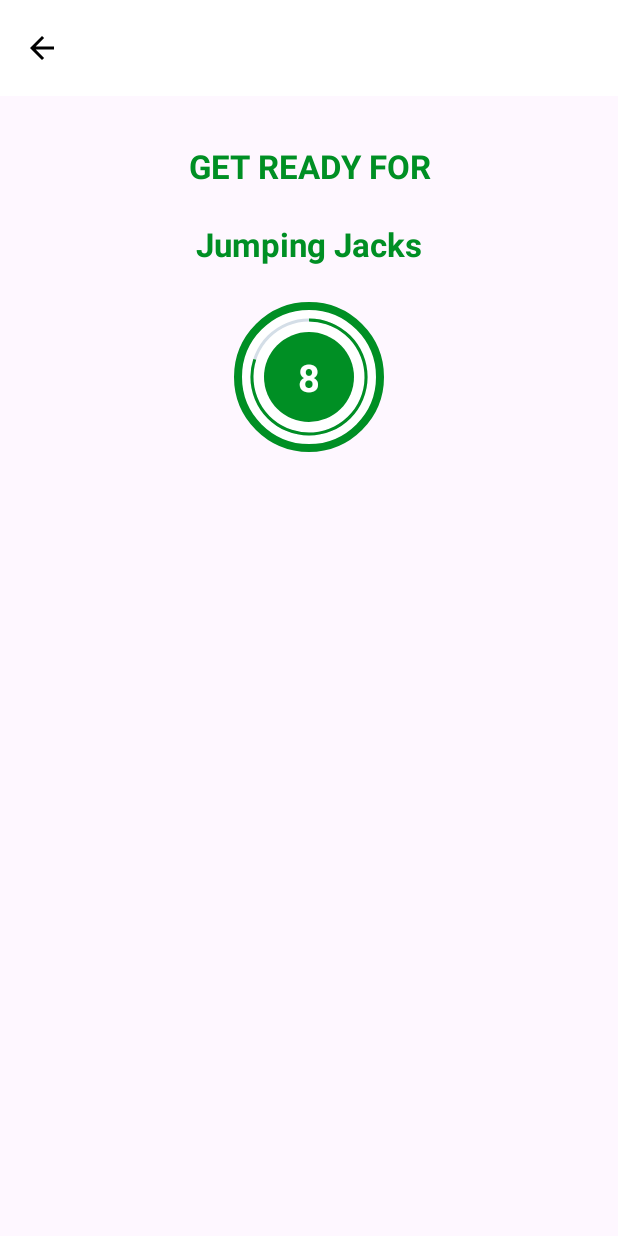
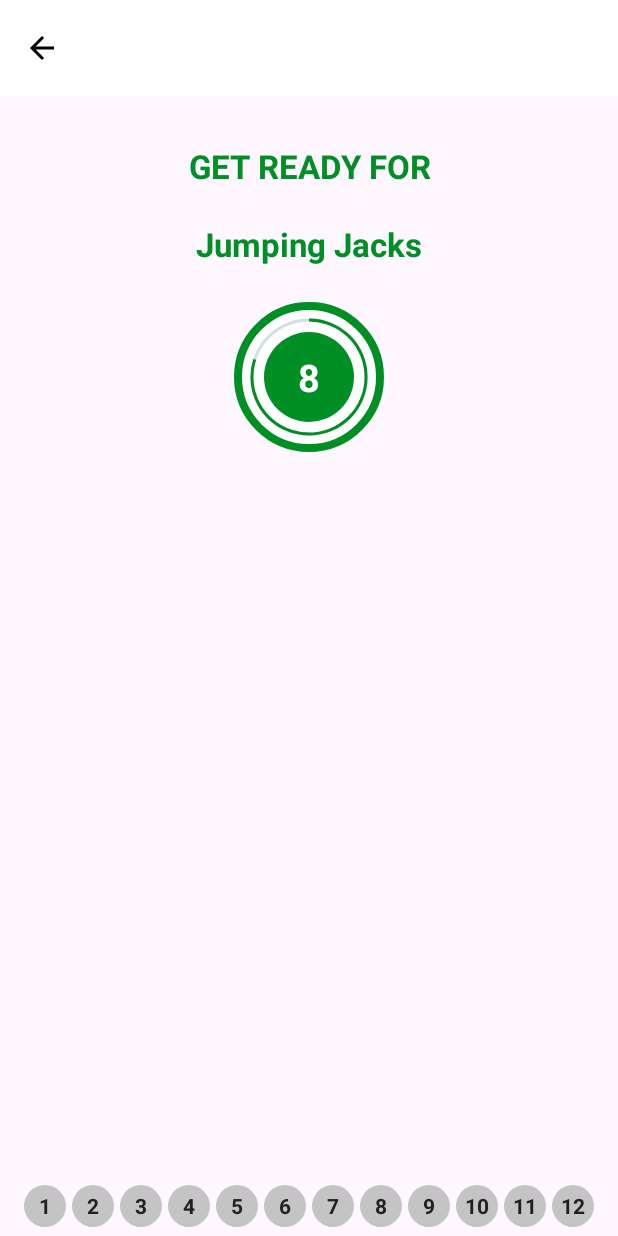
Before and after one commit to georgekouk27/7MinutesWorkout, an Android app: the ExerciseActivity screen opened directly, with no data from a screen before it, on a phone screen of 412 x 824 dp. Run offline under Robolectric (Android 15) with nearby library versions, the phone set to English and light mode, and no system bars.

Commit message:
Add exercises status

```diff
--- a/app/src/main/java/gr/georkouk/a7minutesworkout/ExerciseActivity.kt
+++ b/app/src/main/java/gr/georkouk/a7minutesworkout/ExerciseActivity.kt
@@ -9,6 +9,7 @@ import android.speech.tts.TextToSpeech
 import android.util.Log
 import android.view.View
 import android.widget.Toast
+import androidx.recyclerview.widget.LinearLayoutManager
 import gr.georkouk.a7minutesworkout.databinding.ActivityExcerciseBinding
 import java.util.Locale
 
@@ -25,6 +26,7 @@ class ExerciseActivity : AppCompatActivity(), TextToSpeech.OnInitListener {
 
     private var tts: TextToSpeech? = null
     private var player: MediaPlayer? = null
+    private var adapter: ExerciseStatusAdapter? = null
 
     override fun onCreate(savedInstanceState: Bundle?) {
         super.onCreate(savedInstanceState)
@@ -47,6 +49,13 @@ class ExerciseActivity : AppCompatActivity(), TextToSpeech.OnInitListener {
 
         exercises = Constants.defaultExerciseList()
 
+        binding?.rvExerciseStatus?.layoutManager =
+            LinearLayoutManager(this, LinearLayoutManager.HORIZONTAL, false)
+
+        adapter = ExerciseStatusAdapter()
+        binding?.rvExerciseStatus?.adapter = adapter
+        adapter?.setData(exercises!!)
+
         setupRestView()
     }
 
@@ -62,6 +71,10 @@ class ExerciseActivity : AppCompatActivity(), TextToSpeech.OnInitListener {
 
             override fun onFinish() {
                 currentExercisePosition++
+
+                exercises!!.get(currentExercisePosition).setIsSelected(true)
+                adapter!!.notifyItemChanged(currentExercisePosition)
+
                 setupExerciseView()
             }
         }.start()
@@ -107,6 +120,10 @@ class ExerciseActivity : AppCompatActivity(), TextToSpeech.OnInitListener {
             }
 
             override fun onFinish() {
+                exercises!!.get(currentExercisePosition).setIsSelected(false)
+                exercises!!.get(currentExercisePosition).setIsCompleted(true)
+                adapter!!.notifyItemChanged(currentExercisePosition)
+
                 if(currentExercisePosition < exercises?.size!! -1){
                     setupRestView()
                 }
--- /dev/null
+++ b/app/src/main/java/gr/georkouk/a7minutesworkout/ExerciseStatusAdapter.kt
@@ -0,0 +1,73 @@
+package gr.georkouk.a7minutesworkout
+
+import android.graphics.Color
+import android.view.LayoutInflater
+import android.view.ViewGroup
+import androidx.core.content.ContextCompat
+import androidx.recyclerview.widget.RecyclerView
+import gr.georkouk.a7minutesworkout.databinding.ItemExerciseStatusBinding
+
+
+class ExerciseStatusAdapter(): RecyclerView.Adapter<ExerciseStatusAdapter.ViewHolder>()  {
+
+    private var exercises: ArrayList<ExerciseModel>? = null
+
+
+    override fun onCreateViewHolder(parent: ViewGroup, viewType: Int): ViewHolder {
+        return ViewHolder(
+            ItemExerciseStatusBinding.inflate(LayoutInflater.from(parent.context), parent, false)
+        )
+    }
+
+    override fun getItemCount(): Int {
+        if(exercises == null){
+            return 0
+        }
+        else{
+            return exercises!!.size
+        }
+    }
+
+    override fun onBindViewHolder(holder: ViewHolder, position: Int) {
+        val model: ExerciseModel = exercises!!.get(position)
+
+        holder.tvItem.text = model.getId().toString()
+
+        when{
+            model.getIsSelected() -> {
+                holder.tvItem.background = ContextCompat.getDrawable(
+                    holder.itemView.context,
+                    R.drawable.item_circular_thin_color_accent_border
+                )
+                holder.tvItem.setTextColor(Color.parseColor("#212121"))
+            }
+            model.getIsCompleted() -> {
+                holder.tvItem.background = ContextCompat.getDrawable(
+                    holder.itemView.context,
+                    R.drawable.item_circular_color_accent_background
+                )
+                holder.tvItem.setTextColor(Color.parseColor("#FFFFFF"))
+            }
+            else -> {
+                holder.tvItem.background = ContextCompat.getDrawable(
+                    holder.itemView.context,
+                    R.drawable.item_circular_color_gray_background
+                )
+                holder.tvItem.setTextColor(Color.parseColor("#212121"))
+            }
+        }
+    }
+
+    fun setData(data: ArrayList<ExerciseModel>){
+        this.exercises = data
+
+        notifyDataSetChanged()
+    }
+
+    class ViewHolder(binding: ItemExerciseStatusBinding): RecyclerView.ViewHolder(binding.root){
+
+        val tvItem = binding.tvItem
+
+    }
+
+}
--- /dev/null
+++ b/app/src/main/res/drawable/item_circular_color_gray_background.xml
@@ -0,0 +1,8 @@
+<?xml version="1.0" encoding="utf-8"?>
+<!--TODO(Step 3 : Here we have added a gray circular background which we will use in the recycler view item as background.)-->
+<!--START-->
+<shape xmlns:android="http://schemas.android.com/apk/res/android"
+    android:shape="oval">
+
+    <solid android:color="#C4C4C4" />
+</shape><!--END-->
--- /dev/null
+++ b/app/src/main/res/drawable/item_circular_thin_color_accent_border.xml
@@ -0,0 +1,12 @@
+<?xml version="1.0" encoding="utf-8"?>
+<!--TODO(Step 3 : Showing the current item shape in the list.)-->
+<!--START-->
+<shape xmlns:android="http://schemas.android.com/apk/res/android"
+    android:shape="oval">
+    <stroke
+        android:width="0.5dp"
+        android:color="@color/colorAccent" />
+
+    <solid android:color="#FFFFFF" />
+</shape>
+<!--END-->
--- a/app/src/main/res/layout/activity_excercise.xml
+++ b/app/src/main/res/layout/activity_excercise.xml
@@ -86,14 +86,13 @@
         android:layout_marginStart="8dp"
         android:layout_marginTop="24dp"
         android:layout_marginEnd="8dp"
-        android:layout_marginBottom="32dp"
+        android:layout_marginBottom="4dp"
         android:background="@drawable/item_circular_color_accent_border"
         android:visibility="gone"
-        app:layout_constraintBottom_toBottomOf="parent"
+        app:layout_constraintBottom_toTopOf="@+id/rvExerciseStatus"
         app:layout_constraintEnd_toEndOf="parent"
         app:layout_constraintStart_toStartOf="parent"
         app:layout_constraintTop_toBottomOf="@+id/tvTitle"
-        app:layout_constraintVertical_bias="0.0"
         tools:visibility="visible">
 
         <ProgressBar
@@ -145,4 +144,15 @@
         app:layout_constraintTop_toBottomOf="@+id/toolbarExercise"
         app:srcCompat="@drawable/ic_launcher_foreground" />
 
+    <androidx.recyclerview.widget.RecyclerView
+        android:id="@+id/rvExerciseStatus"
+        android:layout_width="wrap_content"
+        android:layout_height="wrap_content"
+        android:layout_marginStart="4dp"
+        android:layout_marginEnd="4dp"
+        android:layout_marginBottom="4dp"
+        app:layout_constraintBottom_toBottomOf="parent"
+        app:layout_constraintEnd_toEndOf="parent"
+        app:layout_constraintStart_toStartOf="parent" />
+
 </androidx.constraintlayout.widget.ConstraintLayout>
--- /dev/null
+++ b/app/src/main/res/layout/item_exercise_status.xml
@@ -0,0 +1,11 @@
+<?xml version="1.0" encoding="utf-8"?>
+<TextView xmlns:android="http://schemas.android.com/apk/res/android"
+    android:id="@+id/tvItem"
+    android:layout_width="28dp"
+    android:layout_height="28dp"
+    android:layout_margin="2dp"
+    android:background="@drawable/item_circular_color_gray_background"
+    android:gravity="center"
+    android:padding="4dp"
+    android:textStyle="bold"
+    android:textColor="@color/black"/>
```
